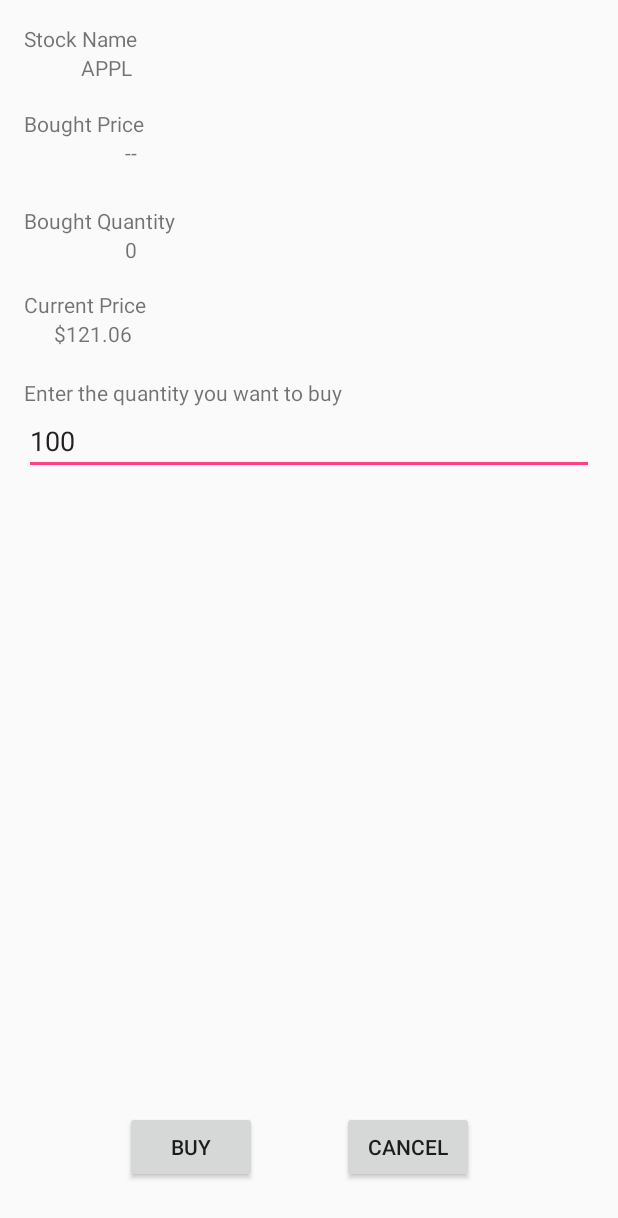
After one commit to ReachAayush/hustlr, an Android app: the layout activity_buy_short.xml on its own in the app's theme, with its tools: preview values and no code run, on a phone screen of 412 x 824 dp. The commit adds this screen. Shown: the top 1218 px of the screen. Run offline under Robolectric (Android 15) with nearby library versions, the phone set to English and light mode, and no system bars.

Commit message:
buy/short page xml

```diff
--- /dev/null
+++ b/hustlr/app/src/main/java/edu/cmu/hustlr/BuyShortActivity.java
@@ -0,0 +1,13 @@
+package edu.cmu.hustlr;
+
+import android.os.Bundle;
+import android.support.v7.app.AppCompatActivity;
+
+public class BuyShortActivity extends AppCompatActivity {
+
+    @Override
+    protected void onCreate(Bundle savedInstanceState) {
+        super.onCreate(savedInstanceState);
+        setContentView(R.layout.activity_buy_short);
+    }
+}
--- a/hustlr/app/src/main/res/layout/activity_account_home.xml
+++ b/hustlr/app/src/main/res/layout/activity_account_home.xml
@@ -220,7 +220,8 @@
         android:layout_alignParentLeft="true"
         android:layout_alignParentStart="true"
         android:layout_toLeftOf="@+id/textSampleQuantity2"
-        android:layout_toStartOf="@+id/textSampleQuantity2" />
+        android:layout_toStartOf="@+id/textSampleQuantity2"
+        android:text="APP" />
 
     <Button
         android:layout_width="wrap_content"
--- /dev/null
+++ b/hustlr/app/src/main/res/layout/activity_buy_short.xml
@@ -0,0 +1,125 @@
+<?xml version="1.0" encoding="utf-8"?>
+<RelativeLayout xmlns:android="http://schemas.android.com/apk/res/android"
+    xmlns:tools="http://schemas.android.com/tools" android:layout_width="match_parent"
+    android:layout_height="match_parent" android:paddingLeft="@dimen/activity_horizontal_margin"
+    android:paddingRight="@dimen/activity_horizontal_margin"
+    android:paddingTop="@dimen/activity_vertical_margin"
+    android:paddingBottom="@dimen/activity_vertical_margin"
+    tools:context="edu.cmu.hustlr.BuyShortActivity">
+
+    <TextView
+        android:layout_width="wrap_content"
+        android:layout_height="wrap_content"
+        android:text="Stock Name"
+        android:id="@+id/textStockNameLabel"
+        android:layout_alignParentTop="true"
+        android:layout_alignParentLeft="true"
+        android:layout_alignParentStart="true" />
+
+    <TextView
+        android:layout_width="wrap_content"
+        android:layout_height="wrap_content"
+        android:text="Current Price"
+        android:id="@+id/textCurrentPriceLabel"
+        android:layout_marginTop="17dp"
+        android:layout_below="@+id/textBoughtQuantity"
+        android:layout_alignParentLeft="true"
+        android:layout_alignParentStart="true" />
+
+    <TextView
+        android:layout_width="wrap_content"
+        android:layout_height="wrap_content"
+        android:text="Bought Price"
+        android:id="@+id/textBoughtPriceLabel"
+        android:layout_marginTop="18dp"
+        android:layout_below="@+id/textStockName"
+        android:layout_alignParentLeft="true"
+        android:layout_alignParentStart="true" />
+
+    <TextView
+        android:layout_width="wrap_content"
+        android:layout_height="wrap_content"
+        android:text="Bought Quantity"
+        android:id="@+id/textBoughtQuantityLabel"
+        android:layout_marginTop="26dp"
+        android:layout_below="@+id/textBoughtPrice"
+        android:layout_alignParentLeft="true"
+        android:layout_alignParentStart="true" />
+
+    <TextView
+        android:layout_width="wrap_content"
+        android:layout_height="wrap_content"
+        android:text="APPL"
+        android:id="@+id/textStockName"
+        android:layout_below="@+id/textStockNameLabel"
+        android:layout_alignParentLeft="true"
+        android:layout_alignParentStart="true"
+        android:layout_marginLeft="38dp"
+        android:layout_marginStart="38dp" />
+
+    <TextView
+        android:layout_width="wrap_content"
+        android:layout_height="wrap_content"
+        android:text="--"
+        android:id="@+id/textBoughtPrice"
+        android:layout_below="@+id/textBoughtPriceLabel"
+        android:layout_alignRight="@+id/textStockNameLabel"
+        android:layout_alignEnd="@+id/textStockNameLabel" />
+
+    <TextView
+        android:layout_width="wrap_content"
+        android:layout_height="wrap_content"
+        android:text="0"
+        android:id="@+id/textBoughtQuantity"
+        android:layout_below="@+id/textBoughtQuantityLabel"
+        android:layout_alignRight="@+id/textBoughtPrice"
+        android:layout_alignEnd="@+id/textBoughtPrice" />
+
+    <TextView
+        android:layout_width="wrap_content"
+        android:layout_height="wrap_content"
+        android:text="$121.06"
+        android:id="@+id/textCurrentPrice"
+        android:layout_below="@+id/textCurrentPriceLabel"
+        android:layout_alignRight="@+id/textStockName"
+        android:layout_alignEnd="@+id/textStockName" />
+
+    <TextView
+        android:layout_width="wrap_content"
+        android:layout_height="wrap_content"
+        android:text="Enter the quantity you want to buy"
+        android:id="@+id/textInputQuantityLabel"
+        android:layout_below="@+id/textCurrentPrice"
+        android:layout_marginTop="20dp" />
+
+    <EditText
+        android:layout_width="wrap_content"
+        android:layout_height="wrap_content"
+        android:id="@+id/editInputQuantity"
+        android:layout_below="@+id/textInputQuantityLabel"
+        android:layout_alignParentRight="true"
+        android:layout_alignParentEnd="true"
+        android:layout_alignParentLeft="true"
+        android:layout_alignParentStart="true"
+        android:text="100" />
+
+    <Button
+        android:layout_width="wrap_content"
+        android:layout_height="wrap_content"
+        android:text="Buy"
+        android:id="@+id/buttonSubmit"
+        android:layout_marginBottom="19dp"
+        android:layout_alignParentBottom="true"
+        android:layout_alignLeft="@+id/textBoughtQuantity"
+        android:layout_alignStart="@+id/textBoughtQuantity" />
+
+    <Button
+        android:layout_width="wrap_content"
+        android:layout_height="wrap_content"
+        android:text="Cancel"
+        android:id="@+id/buttonCancel"
+        android:layout_alignTop="@+id/buttonSubmit"
+        android:layout_toRightOf="@+id/textInputQuantityLabel"
+        android:layout_toEndOf="@+id/textInputQuantityLabel" />
+
+</RelativeLayout>
```
